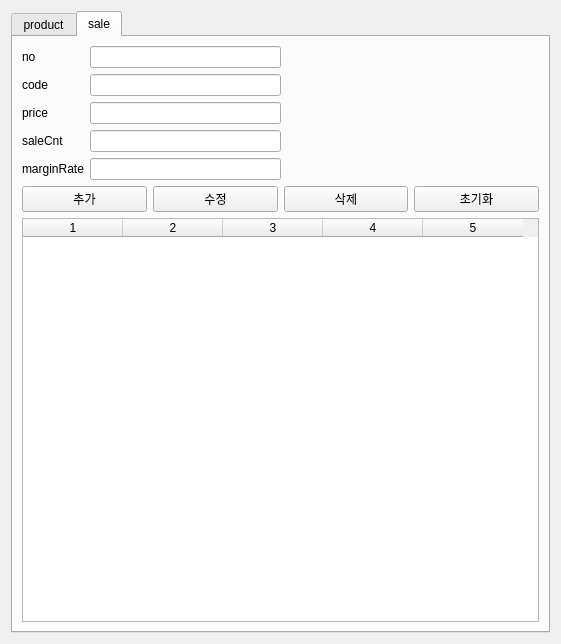
First picture: the form in ui/application.ui, repository qodlsrud20712/application_coffee, before the edit.
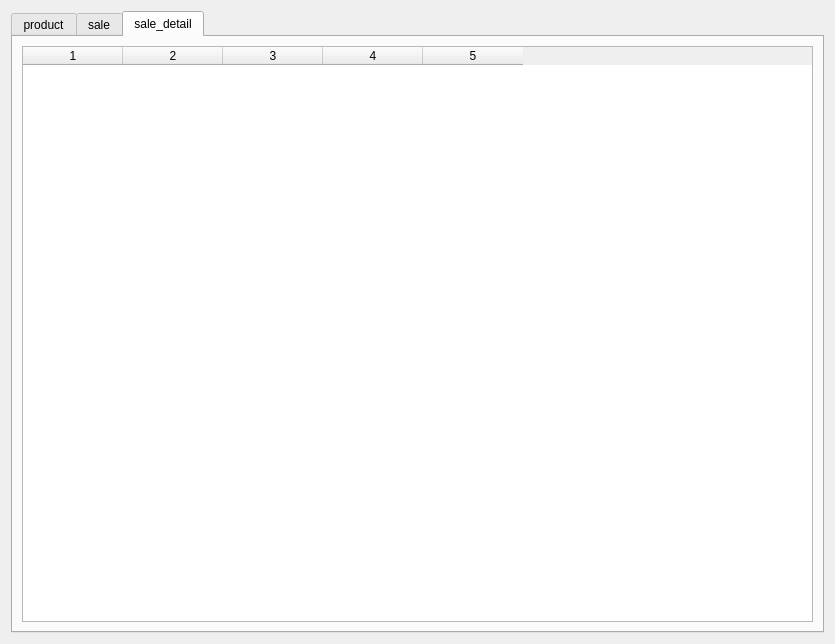
Second picture: the form after the edit.

Commit message: 12.17 product,sale,sale_detail 통합완료

Patch:
```diff
--- a/ui/application.ui
+++ b/ui/application.ui
@@ -6,7 +6,7 @@
    <rect>
     <x>0</x>
     <y>0</y>
-    <width>561</width>
+    <width>835</width>
     <height>644</height>
    </rect>
   </property>
@@ -17,7 +17,7 @@
    <item row="0" column="0">
     <widget class="QTabWidget" name="tabWidget">
      <property name="currentIndex">
-      <number>1</number>
+      <number>2</number>
      </property>
      <widget class="QWidget" name="product_tab">
       <attribute name="title">
@@ -220,6 +220,25 @@
        </item>
       </layout>
      </widget>
+     <widget class="QWidget" name="sd_tab">
+      <attribute name="title">
+       <string>sale_detail</string>
+      </attribute>
+      <layout class="QGridLayout" name="gridLayout_2">
+       <item row="0" column="0">
+        <widget class="QTableWidget" name="table_sd">
+         <property name="columnCount">
+          <number>5</number>
+         </property>
+         <column/>
+         <column/>
+         <column/>
+         <column/>
+         <column/>
+        </widget>
+       </item>
+      </layout>
+     </widget>
     </widget>
    </item>
   </layout>
```
Left out of the diff: 24 changed lines with no effect on the pictures. The commit also changes 6 other files.
